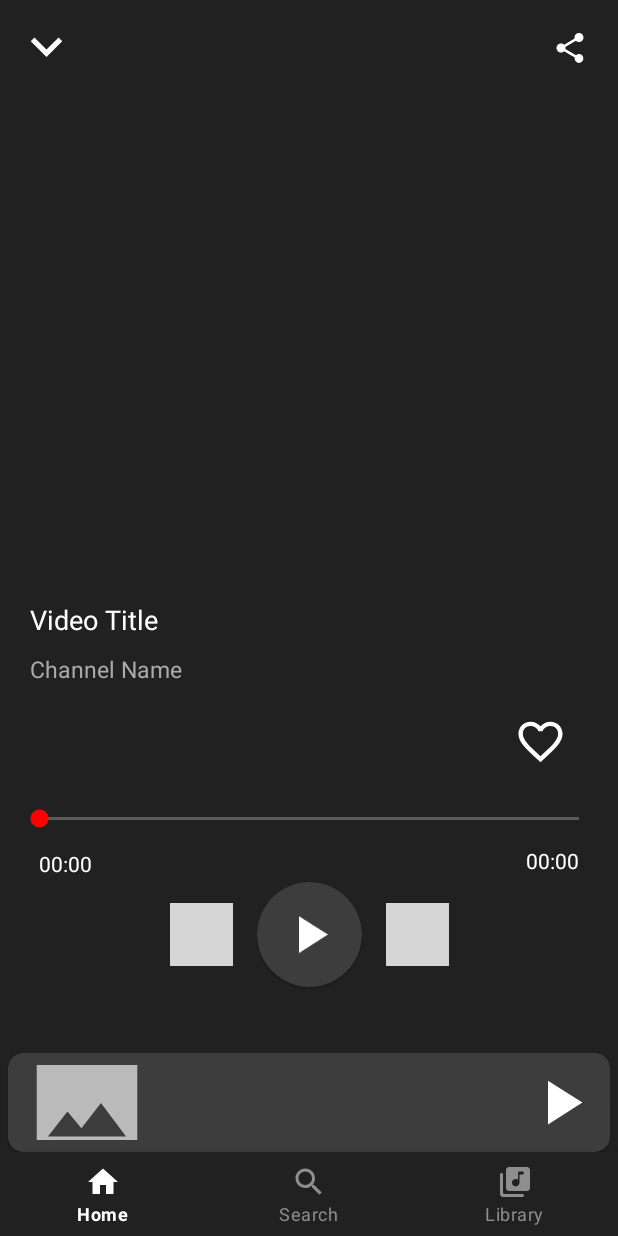
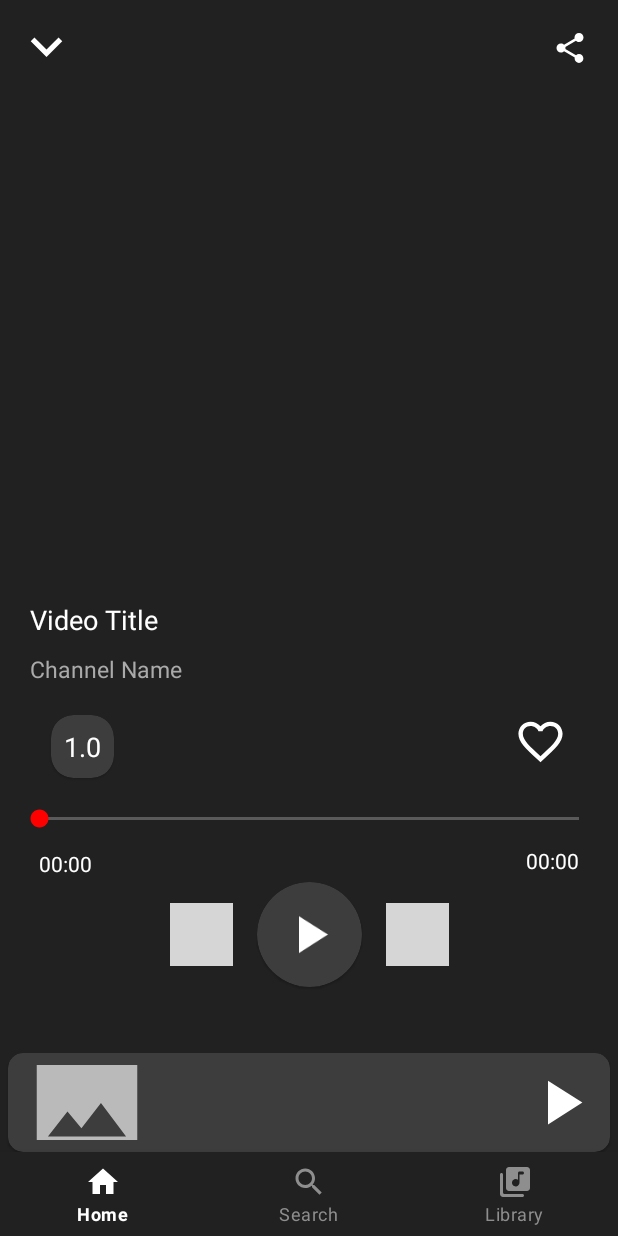
Before and after one commit to ankitprs/AudioTube, an Android app: the SongFragment screen opened through its navigation route, on a phone screen of 412 x 824 dp. Run offline under Robolectric (Android 15) with nearby library versions, the phone set to English and light mode, and no system bars; our stand-ins replace Dagger/Hilt's generated code, navigation-ui; network calls fail; pictures from the network do not load; 6 statements that could not run were skipped; grey boxes are pictures that could not be loaded.

Commit message:
anlatics and search version

```diff
--- a/app/build.gradle
+++ b/app/build.gradle
@@ -17,8 +17,8 @@ android {
         applicationId "tech.apps.music"
         minSdk 23
         targetSdk 31
-        versionCode 4
-        versionName '1.1.2'
+        versionCode 5
+        versionName '1.1.3'
         multiDexEnabled true
 
         testInstrumentationRunner "androidx.test.runner.AndroidJUnitRunner"
--- a/app/src/main/java/tech/apps/music/database/network/YTVideoExtractor.kt
+++ b/app/src/main/java/tech/apps/music/database/network/YTVideoExtractor.kt
@@ -2,12 +2,10 @@ package tech.apps.music.database.network
 
 import android.annotation.SuppressLint
 import android.content.Context
-import android.os.Bundle
 import android.util.SparseArray
 import at.huber.youtubeExtractor.VideoMeta
 import at.huber.youtubeExtractor.YouTubeExtractor
 import at.huber.youtubeExtractor.YtFile
-import com.google.firebase.analytics.FirebaseAnalytics
 import tech.apps.music.model.YTAudioDataModel
 
 object YTVideoExtractor {
@@ -17,7 +15,6 @@ object YTVideoExtractor {
         ytLink: String,
         callback: (ytAudioDataModel: YTAudioDataModel?) -> Unit
     ) {
-        val firebaseAnalytics = FirebaseAnalytics.getInstance(context)
 
         val cacheSong = SongsCache.SongsMap[ytLink]
         val currentTiming = System.currentTimeMillis()
@@ -49,9 +46,6 @@ object YTVideoExtractor {
                             vMeta.mqImageUrl,
                             vMeta.videoLength
                         )
-                        val bundle = Bundle()
-                        bundle.putString("YTVideoLink", ytLink)
-                        firebaseAnalytics.logEvent("MusicRequest", bundle)
                         callback(song)
                         val songCache = SongsCacheModel(System.currentTimeMillis(), song)
                         if (cacheSong == null) {
--- a/app/src/main/java/tech/apps/music/di/ServiceModule.kt
+++ b/app/src/main/java/tech/apps/music/di/ServiceModule.kt
@@ -2,7 +2,7 @@ package tech.apps.music.di
 
 import android.content.Context
 import com.google.android.exoplayer2.C
-import com.google.android.exoplayer2.SimpleExoPlayer
+import com.google.android.exoplayer2.ExoPlayer
 import com.google.android.exoplayer2.audio.AudioAttributes
 import com.google.android.exoplayer2.upstream.DefaultDataSourceFactory
 import com.google.android.exoplayer2.util.Util
@@ -29,7 +29,7 @@ object ServiceModule {
     fun provideExoplayer(
         @ApplicationContext context: Context,
         audioAttributes: AudioAttributes
-    ) = SimpleExoPlayer.Builder(context).build().apply {
+    ) = ExoPlayer.Builder(context).build().apply {
         setAudioAttributes(audioAttributes, true)
         setHandleAudioBecomingNoisy(true)
     }
--- a/app/src/main/java/tech/apps/music/ui/fragments/HomeFragment.kt
+++ b/app/src/main/java/tech/apps/music/ui/fragments/HomeFragment.kt
@@ -13,7 +13,6 @@ import androidx.lifecycle.ViewModelProvider
 import androidx.navigation.fragment.findNavController
 import androidx.recyclerview.widget.GridLayoutManager
 import androidx.recyclerview.widget.LinearLayoutManager
-import com.google.firebase.analytics.FirebaseAnalytics
 import dagger.hilt.android.AndroidEntryPoint
 import kotlinx.android.synthetic.main.home_activity.*
 import kotlinx.android.synthetic.main.main_fragment.*
@@ -56,7 +55,6 @@ class HomeFragment : Fragment() {
         setUpRecyclerView()
 //        subscribeToObservers()
 
-        val firebaseAnalytics = activity?.let { FirebaseAnalytics.getInstance(it) }
 
         MaterialToolbarHome.inflateMenu(R.menu.home_menu)
 
--- a/app/src/main/java/tech/apps/music/ui/fragments/SearchFragment.kt
+++ b/app/src/main/java/tech/apps/music/ui/fragments/SearchFragment.kt
@@ -17,6 +17,8 @@ import androidx.fragment.app.Fragment
 import androidx.lifecycle.ViewModelProvider
 import androidx.navigation.fragment.findNavController
 import androidx.recyclerview.widget.LinearLayoutManager
+import com.google.firebase.analytics.ktx.analytics
+import com.google.firebase.ktx.Firebase
 import dagger.hilt.android.AndroidEntryPoint
 import kotlinx.android.synthetic.main.search_fragment.*
 import kotlinx.coroutines.DelicateCoroutinesApi
@@ -90,6 +92,10 @@ class SearchFragment : Fragment() {
                     query?.let {
                         searchQuery(it)
                         searchButtonViewSearchFragment.clearFocus()
+
+                        val bundle = Bundle()
+                        bundle.putString("Searched_Query", it)
+                        Firebase.analytics.logEvent("Search_Box_Event",bundle)
                     }
                     return true
                 }
--- a/app/src/main/java/tech/apps/music/ui/fragments/SongFragment.kt
+++ b/app/src/main/java/tech/apps/music/ui/fragments/SongFragment.kt
@@ -11,7 +11,6 @@ import android.view.ViewGroup
 import android.view.Window
 import android.widget.SeekBar
 import android.widget.Toast
-import androidx.appcompat.app.AppCompatActivity
 import androidx.core.view.isVisible
 import androidx.fragment.app.Fragment
 import androidx.fragment.app.viewModels
@@ -80,22 +79,6 @@ class SongFragment : Fragment() {
                 }
                 dialog.dismiss()
             }
-        }
-
-        imageViewRepeatSongFrag.setOnClickListener {
-            mainViewModel.repeatAll = if (mainViewModel.repeatAll) {
-                imageViewRepeatSongFrag.setImageResource(R.drawable.exo_icon_repeat_off)
-                mainViewModel.repeatAllOff()
-                false
-            } else {
-                imageViewRepeatSongFrag.setImageResource(R.drawable.exo_icon_repeat_all)
-                mainViewModel.repeatAll()
-                true
-            }
-        }
-
-        if (mainViewModel.repeatAll) {
-            imageViewRepeatSongFrag.setImageResource(R.drawable.exo_icon_repeat_all)
         }
 
         shareButtonSongFragment.setOnClickListener {
@@ -194,18 +177,21 @@ class SongFragment : Fragment() {
 
     private fun setPlaybackSpeed(playSpeed: Float = 1f, playSpeedString: String = "1.0") {
 
-        val sharedPref = requireActivity().getSharedPreferences(
-            Constants.SHARED_PREF_PLAYBACK_SPEED,
-            AppCompatActivity.MODE_PRIVATE
-        )
-        playbackSpeed = sharedPref.getFloat(Constants.SAVE_PLAYBACK_SPEED, 1f)
-
-        if (playbackSpeed != playSpeed) {
-            playbackSpeed = playSpeed
-            val sharedPrefEditor = sharedPref.edit()
-            sharedPrefEditor.putFloat(Constants.SAVE_PLAYBACK_SPEED, playbackSpeed)
-            sharedPrefEditor.apply()
-        }
+//        val sharedPref = requireActivity().getSharedPreferences(
+//            Constants.SHARED_PREF_PLAYBACK_SPEED,
+//            AppCompatActivity.MODE_PRIVATE
+//        )
+//        playbackSpeed = sharedPref.getFloat(Constants.SAVE_PLAYBACK_SPEED, 1f)
+//
+//        print(playbackSpeed)
+//
+//        if (playbackSpeed != playSpeed) {
+//            playbackSpeed = playSpeed
+//            val sharedPrefEditor = sharedPref.edit()
+//            sharedPrefEditor.putFloat(Constants.SAVE_PLAYBACK_SPEED, playbackSpeed)
+//            sharedPrefEditor.apply()
+//        }
+        Toast.makeText(activity,"playSpeed",Toast.LENGTH_LONG).show()
         speedControllerTextView.text = playSpeedString
         constraintLayout.isVisible = false
         mainViewModel.setPlaybackSpeed(playSpeed)
--- a/app/src/main/res/layout/fragment_song.xml
+++ b/app/src/main/res/layout/fragment_song.xml
@@ -189,14 +189,6 @@
             android:background="@color/background"
             android:src="@drawable/ic_baseline_favorite_border_24" />
 
-        <ImageView
-            android:id="@+id/imageViewRepeatSongFrag"
-            android:layout_width="wrap_content"
-            android:layout_height="wrap_content"
-            android:layout_marginStart="24dp"
-            android:src="@drawable/exo_icon_repeat_off"
-            android:visibility="gone" />
-
         <com.google.android.material.card.MaterialCardView
             android:id="@+id/materialCardViewDisVisible"
             android:layout_width="42dp"
@@ -209,8 +201,7 @@
             app:layout_constraintEnd_toStartOf="@+id/materialCardView10"
             app:layout_constraintHorizontal_bias="0.5"
             app:layout_constraintStart_toStartOf="parent"
-            app:layout_constraintTop_toTopOf="parent"
-            android:visibility="gone">
+            app:layout_constraintTop_toTopOf="parent">
 
             <TextView
                 android:id="@+id/speedControllerTextView"
@@ -228,7 +219,6 @@
         android:layout_width="match_parent"
         android:layout_height="wrap_content"
         android:layout_marginBottom="16dp"
-        android:visibility="gone"
         app:layout_constraintBottom_toTopOf="@+id/seekBar">
 
         <com.google.android.material.card.MaterialCardView
```
Also changed, not shown: app/src/main/java/tech/apps/music/exoplayer/MusicService.kt (+7 -2 lines), app/src/main/java/tech/apps/music/ui/viewmodels/MainViewModel.kt (+22 -23 lines).
